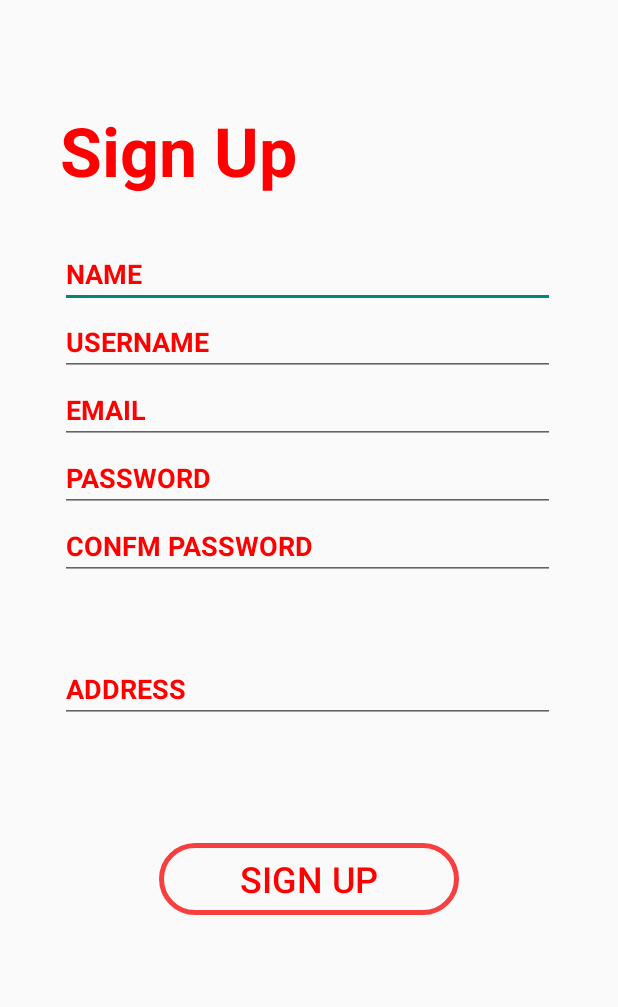
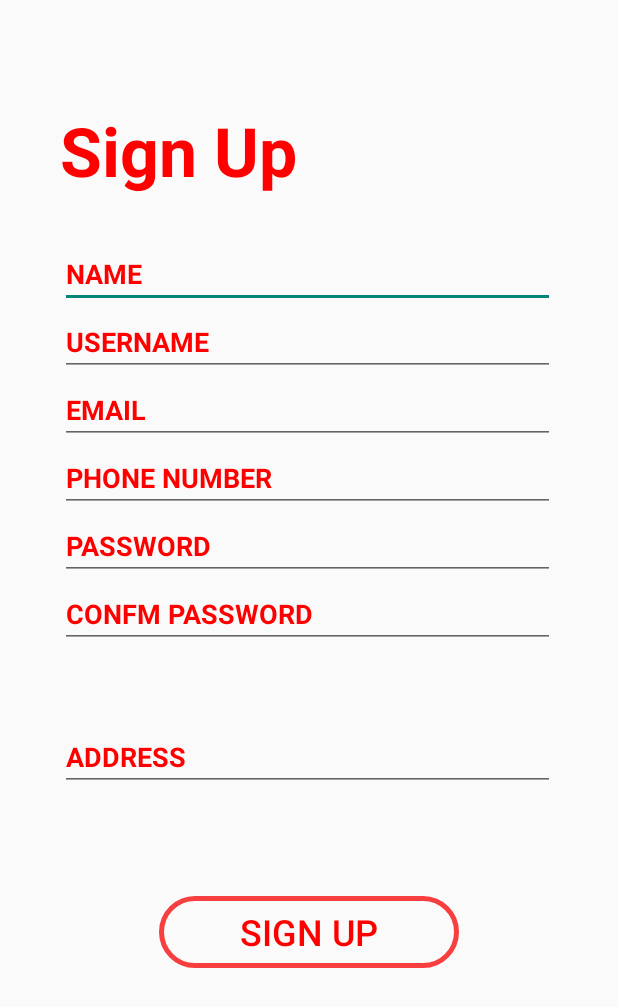
Before and after one commit to Farhad-Uz-Zaman/womanSafetyApp, an Android app: the SignupActivity screen opened directly, with no data from a screen before it, after a tap on "SIGN UP", on a phone screen of 412 x 824 dp. Shown: the top 1007 px of the screen. Run offline under Robolectric (Android 15) with nearby library versions, the phone set to English and light mode, and no system bars; our stand-ins replace Firebase (no records; nobody signed in at launch, a user with empty details on screens opened directly).

Commit message:
Sign Up completely done with phone number addidtion.... :)

```diff
--- a/app/src/main/java/com/example/womansafetyapp/SignupActivity.java
+++ b/app/src/main/java/com/example/womansafetyapp/SignupActivity.java
@@ -26,6 +26,7 @@ public class SignupActivity extends AppCompatActivity {
     EditText mail;
     EditText confirmpassword;
     EditText address;
+    EditText phone;
     Button signup;
     private FirebaseAuth mAuth;
     DatabaseReference databaseReference;
@@ -41,6 +42,7 @@ public class SignupActivity extends AppCompatActivity {
         mail=(EditText) findViewById(R.id.mail);
         confirmpassword=(EditText) findViewById(R.id.confirmpassword);
         address=(EditText) findViewById(R.id.address);
+        phone=(EditText)findViewById(R.id.phone);
         signup = (Button) findViewById(R.id.signup);
 
         mAuth=FirebaseAuth.getInstance();
@@ -58,19 +60,7 @@ public class SignupActivity extends AppCompatActivity {
         final String password_string=password.getText().toString().trim();
         final String confirmpassword_string=confirmpassword.getText().toString().trim();
         final String address_string=address.getText().toString().trim();
-
-        if(TextUtils.isEmpty(mail_string)){
-            Toast.makeText(SignupActivity.this,"Please Enter Your Email",Toast.LENGTH_SHORT).show();
-            return;
-        }
-        if(TextUtils.isEmpty(password_string)){
-            Toast.makeText(SignupActivity.this,"Please Enter Your Password",Toast.LENGTH_SHORT).show();
-            return;
-        }
-        if(TextUtils.isEmpty(confirmpassword_string)){
-            Toast.makeText(SignupActivity.this,"Please Confirm Your Password",Toast.LENGTH_SHORT).show();
-            return;
-        }
+        final String phone_string=phone.getText().toString().trim();
 
         if(TextUtils.isEmpty(name_string)){
             Toast.makeText(SignupActivity.this,"Please Enter Your Name",Toast.LENGTH_SHORT).show();
@@ -82,10 +72,33 @@ public class SignupActivity extends AppCompatActivity {
             return;
         }
 
+        if(TextUtils.isEmpty(mail_string)){
+            Toast.makeText(SignupActivity.this,"Please Enter Your Email",Toast.LENGTH_SHORT).show();
+            return;
+        }
+
+        if(TextUtils.isEmpty(phone_string)){
+            Toast.makeText(SignupActivity.this,"Please Enter Your Phone Number",Toast.LENGTH_SHORT).show();
+            return;
+        }
+
+
+        if(TextUtils.isEmpty(password_string)){
+            Toast.makeText(SignupActivity.this,"Please Enter Your Password",Toast.LENGTH_SHORT).show();
+            return;
+        }
+        if(TextUtils.isEmpty(confirmpassword_string)){
+            Toast.makeText(SignupActivity.this,"Please Confirm Your Password",Toast.LENGTH_SHORT).show();
+            return;
+        }
+
+
+
         if(TextUtils.isEmpty(address_string)){
             Toast.makeText(SignupActivity.this,"Please Enter Your Address",Toast.LENGTH_SHORT).show();
             return;
         }
+
 
         if(password_string.length()<6){
             Toast.makeText(SignupActivity.this,"Password is too short",Toast.LENGTH_SHORT).show();
@@ -103,7 +116,7 @@ public class SignupActivity extends AppCompatActivity {
 
                             if (task.isSuccessful()) {
 
-                                User user = new User(name_string,username_string,mail_string,address_string);
+                                User user = new User(name_string,username_string,mail_string,address_string,phone_string);
 
                                 FirebaseDatabase.getInstance().getReference("Users")
                                         .child(FirebaseAuth.getInstance().getCurrentUser().getUid())
--- a/app/src/main/java/com/example/womansafetyapp/User.java
+++ b/app/src/main/java/com/example/womansafetyapp/User.java
@@ -2,17 +2,18 @@ package com.example.womansafetyapp;
 
 public class User {
 
-   public String Name,Username,Mail,Address;
+   public String Name,Username,Mail,Address,Phone;
 
    public User(){
 
    }
 
-   public User(String Name,String Username,String Mail,String Address){
+   public User(String Name,String Username,String Mail,String Address,String Phone){
        this.Name=Name;
        this.Username=Username;
        this.Mail=Mail;
        this.Address=Address;
+       this.Phone=Phone;
 
    }
 
--- a/app/src/main/res/layout/activity_signup.xml
+++ b/app/src/main/res/layout/activity_signup.xml
@@ -83,10 +83,25 @@
                 />
 
             <EditText
+                android:id="@+id/phone"
+                android:layout_width="330dp"
+                android:layout_height="wrap_content"
+                android:layout_below="@+id/mail"
+                android:hint="PHONE NUMBER"
+                android:textSize="18sp"
+                android:layout_marginRight="40dp"
+                android:textStyle="bold"
+                android:textColorHint="#ff0000"
+                android:layout_marginLeft="40dp"
+
+                />
+
+
+            <EditText
                 android:id="@+id/password"
                 android:layout_width="330dp"
                 android:layout_height="wrap_content"
-                android:layout_below="@+id/mail"
+                android:layout_below="@+id/phone"
                 android:hint="PASSWORD"
                 android:textSize="18sp"
                 android:layout_marginRight="40dp"
@@ -138,7 +153,7 @@
                 android:layout_below="@+id/address"
                 android:layout_centerHorizontal="true"
                 android:background="@drawable/custom_button"
-                android:layout_marginTop="80dp"
+                android:layout_marginTop="70dp"
                 android:text="SIGN UP"
                 android:textSize="24sp"
                 android:textColor="#FF0000"
```
